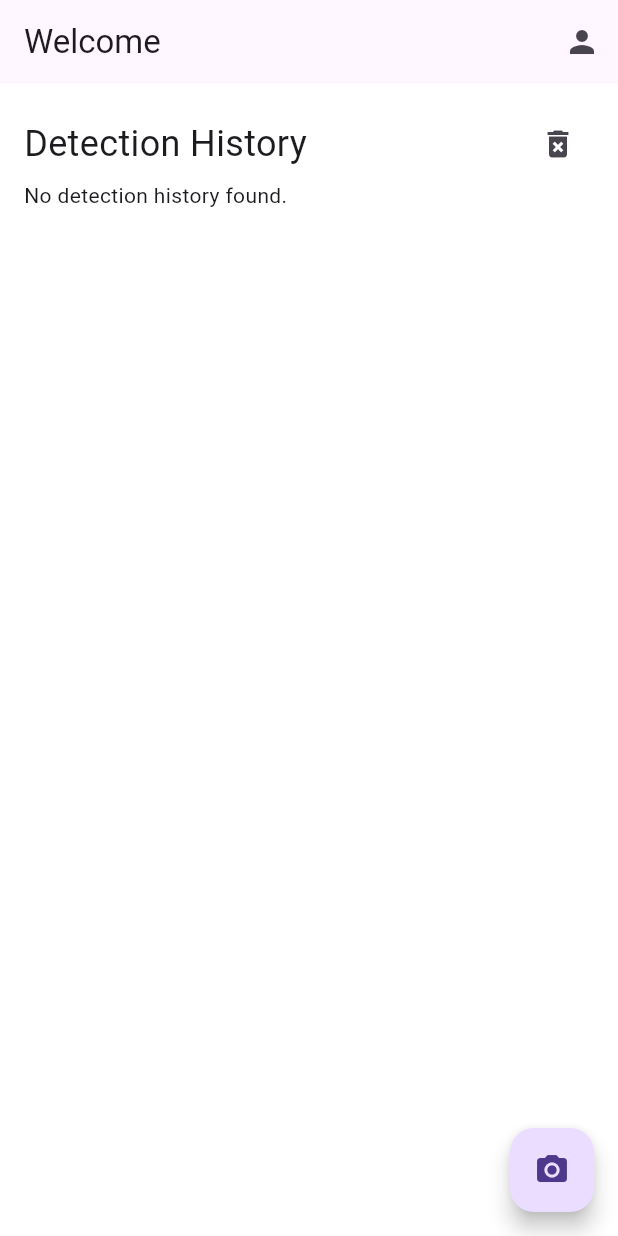
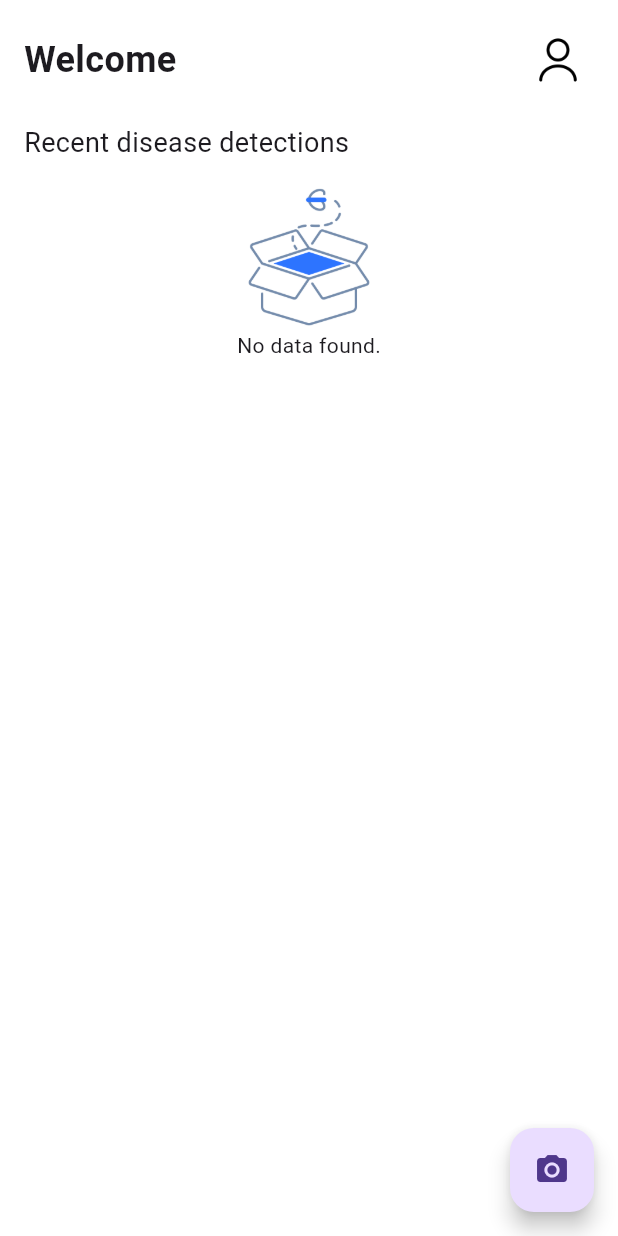
Before and after one commit to rahul-797/crop_guard, a Flutter app: the HomeScreen screen opened directly, on a phone screen of 412 x 824 dp. Run offline on Flutter 3.47's test engine with Material 3 defaults, Android fonts, the phone set to English and light mode, and no system bars; our stand-ins replace cached_network_image, camera, cloud_firestore, firebase_auth, firebase_core, firebase_storage and 8 more; missing offline and left inert: firebase_app_check, tflite_flutter; accounts and stored records are empty; Roboto replaces fonts that are missing (Ubuntu).

Commit message:
updated UI

```diff
--- a/lib/screens/home_screen.dart
+++ b/lib/screens/home_screen.dart
@@ -35,29 +35,24 @@ class _HomeScreenState extends State<HomeScreen> {
   final historyController = Get.put(HistoryController());
   final imageController = Get.put(ImageController());
   final cameraService = Get.find<CameraService>();
+  late String photoUrl;
 
   GetStorage box = GetStorage();
 
   @override
   void initState() {
+    super.initState();
     _loadUserData();
-    super.initState();
   }
 
   @override
   Widget build(BuildContext context) {
+    photoUrl = box.read("photoURL");
+    print(photoUrl);
     return Scaffold(
       backgroundColor: Colors.white,
-      appBar: AppBar(
-        title: Text("Welcome ${FirebaseAuth.instance.currentUser!.displayName!.split(" ").first}"),
-        actions: [
-          IconButton(
-            onPressed: () => Get.to(() => ProfileScreen()),
-            icon: const Icon(Icons.person),
-          ),
-        ],
-      ),
-      body: Padding(
+      body: SafeArea(
+        child: Padding(
           padding: const EdgeInsets.all(16),
           child: Column(
             crossAxisAlignment: CrossAxisAlignment.start,
@@ -65,20 +60,31 @@ class _HomeScreenState extends State<HomeScreen> {
               Row(
                 mainAxisAlignment: MainAxisAlignment.spaceBetween,
                 children: [
-                Text("Detection History", style: TextStyle(fontSize: 24)),
-                Row(
-                  children: [
+                  Text(
+                    "Welcome ${FirebaseAuth.instance.currentUser!.displayName!.split(" ").first}",
+                    style: TextStyle(fontWeight: FontWeight.bold, fontSize: 24),
+                  ),
                   IconButton(
-                      onPressed: () {
-                        historyController.deleteDetectionHistory();
+                    onPressed: () async {
+                      await Get.to(() => ProfileScreen());
+                      setState(() {});
                     },
-                      icon: Icon(Icons.delete_forever),
+                    icon:
+                        photoUrl == ""
+                            ? Image.asset("assets/profile.png", width: 32)
+                            : CircleAvatar(
+                              radius: 24,
+                              backgroundImage: CachedNetworkImageProvider(photoUrl),
+                              backgroundColor: Colors.grey[200],
+                            ),
                   ),
                 ],
               ),
-              ],
-            ),
+              SizedBox(height: 18),
+              Text("Recent disease detections", style: TextStyle(fontSize: 18)),
               Expanded(
+                child: Padding(
+                  padding: const EdgeInsets.all(12),
                   child: StreamBuilder<List<DetectionHistory>>(
                     stream: historyController.detectionHistoryStream(),
                     builder: (context, snapshot) {
@@ -87,11 +93,20 @@ class _HomeScreenState extends State<HomeScreen> {
                       } else if (snapshot.hasError) {
                         return Text('Error: ${snapshot.error}');
                       } else if (!snapshot.hasData || snapshot.data!.isEmpty) {
-                    return Text('No detection history found.');
+                        return Column(
+                          crossAxisAlignment: CrossAxisAlignment.center,
+                          children: [
+                            Center(child: Image.asset("assets/emptyBox.png", height: 100)),
+                            Text("No data found."),
+                          ],
+                        );
                       }
-
                       final historyList = snapshot.data!;
-                  return ListView.builder(
+                      return Column(
+                        mainAxisAlignment: MainAxisAlignment.start,
+                        children: [
+                          Expanded(
+                            child: ListView.builder(
                               itemCount: historyList.length,
                               itemBuilder: (context, index) {
                                 final history = historyList[index];
@@ -159,7 +174,7 @@ class _HomeScreenState extends State<HomeScreen> {
                                                 ),
                                               ),
                                               Text(
-                                      'Confidence: ${history.confidence}',
+                                                'Confidence: ${(history.confidence * 100).toStringAsFixed(0)}%',
                                                 style: const TextStyle(fontSize: 12),
                                               ),
                                               const SizedBox(height: 8),
@@ -168,7 +183,9 @@ class _HomeScreenState extends State<HomeScreen> {
                                                   const Icon(Icons.calendar_today, size: 14),
                                                   const SizedBox(width: 4),
                                                   Text(
-                                          DateFormat('MMM dd, yyyy').format(history.createdAt),
+                                                    DateFormat(
+                                                      'MMM dd, yyyy',
+                                                    ).format(history.createdAt),
                                                     style: const TextStyle(
                                                       fontSize: 12,
                                                       color: Colors.black54,
@@ -184,11 +201,34 @@ class _HomeScreenState extends State<HomeScreen> {
                                   ),
                                 );
                               },
+                            ),
+                          ),
+                          Padding(
+                            padding: const EdgeInsets.only(top: 12),
+                            child: ElevatedButton.icon(
+                              onPressed: () {
+                                historyController.deleteDetectionHistory();
+                              },
+                              icon: Icon(Icons.delete, color: Colors.white),
+                              label: Text("Delete history"),
+                              style: ElevatedButton.styleFrom(
+                                backgroundColor: Colors.red, // red background
+                                foregroundColor: Colors.white, // white text
+                                shape: RoundedRectangleBorder(
+                                  borderRadius: BorderRadius.circular(24),
+                                ),
+                                padding: EdgeInsets.symmetric(horizontal: 16, vertical: 12),
+                              ),
+                            ),
+                          ),
+                        ],
                       );
                     },
                   ),
                 ),
+              ),
             ],
+          ),
         ),
       ),
       floatingActionButton: FloatingActionButton(
--- a/lib/screens/profile_screen.dart
+++ b/lib/screens/profile_screen.dart
@@ -27,13 +27,8 @@ class _ProfileScreenState extends State<ProfileScreen> {
   bool isLoading = false;
 
   @override
-  void initState() {
+  Widget build(BuildContext context) {
     photoURL = box.read("photoURL");
-    super.initState();
-  }
-
-  @override
-  Widget build(BuildContext context) {
     return Scaffold(
       appBar: AppBar(
         title: Text("Profile", style: TextStyle(fontWeight: FontWeight.bold)),
@@ -54,13 +49,13 @@ class _ProfileScreenState extends State<ProfileScreen> {
             mainAxisAlignment: MainAxisAlignment.start,
             children: [
               photoURL != ""
-                  ? !isLoading
-                      ? CircleAvatar(
+                  ? isLoading
+                      ? Center(child: CircularProgressIndicator())
+                      : CircleAvatar(
                         radius: 80,
                         backgroundImage: CachedNetworkImageProvider(photoURL),
                         backgroundColor: Colors.grey[200],
                       )
-                      : Center(child: CircularProgressIndicator())
                   : Image.asset("assets/profile.png", height: 100),
               SizedBox(height: 20),
               ElevatedButton(
@@ -79,7 +74,7 @@ class _ProfileScreenState extends State<ProfileScreen> {
                 style: ElevatedButton.styleFrom(
                   backgroundColor: Colors.red, // red background
                   foregroundColor: Colors.white, // white text
-                  shape: RoundedRectangleBorder(borderRadius: BorderRadius.circular(8)),
+                  shape: RoundedRectangleBorder(borderRadius: BorderRadius.circular(24)),
                   padding: EdgeInsets.symmetric(horizontal: 16, vertical: 12),
                 ),
               ),
@@ -94,6 +89,7 @@ class _ProfileScreenState extends State<ProfileScreen> {
     final XFile? pickedFile = await _picker.pickImage(source: ImageSource.gallery);
     if (pickedFile == null) return;
     setState(() {
+      box.write("photoURL", "asdf");
       isLoading = true;
     });
     final File file = File(pickedFile.path);
--- a/pubspec.yaml
+++ b/pubspec.yaml
@@ -75,9 +75,7 @@ dev_dependencies:
 # The following section is specific to Flutter packages.
 flutter:
   assets:
-    - assets/model.tflite
-    - assets/labels.txt
-    - assets/profile.png
+    - assets/
 
   # The following line ensures that the Material Icons font is
   # included with your application, so that you can use the icons in
```
Also changed, not shown: assets/emptyBox.png (added). Lines whose indentation alone changed are shown as unchanged.
